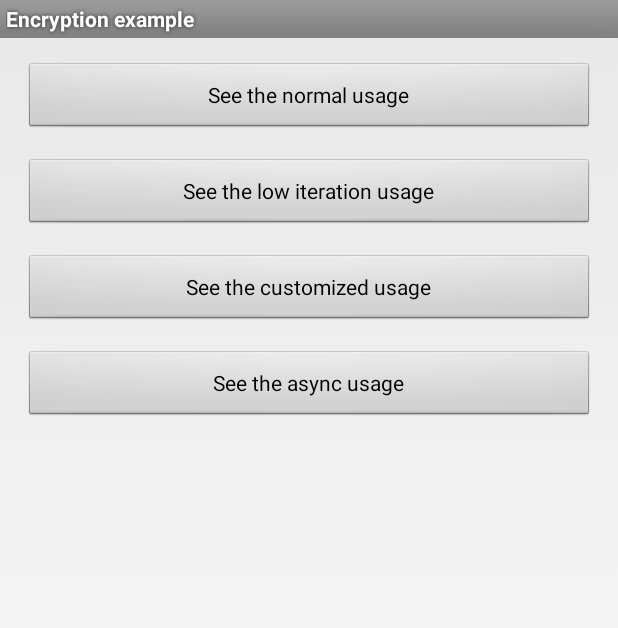
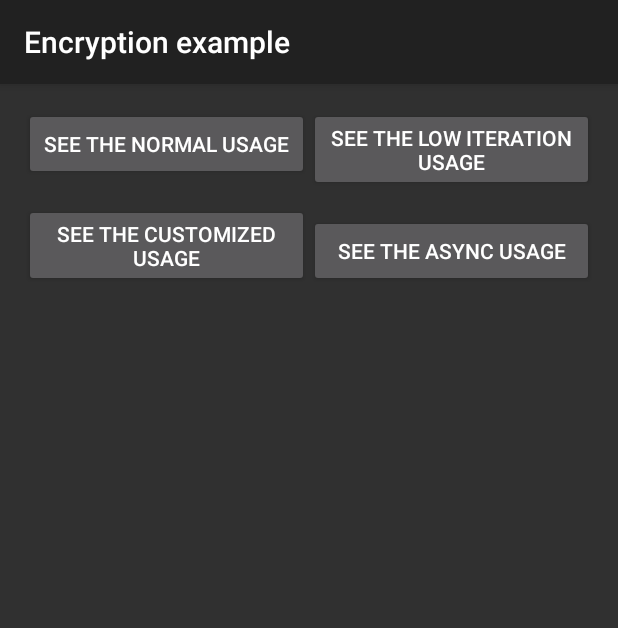
Before and after one commit to simbiose/Encryption, an Android app: the screen it shows after launch (MainActivity), on a phone screen of 412 x 824 dp. Shown: the top 628 px of the screen. Run offline under Robolectric (Android 15) with nearby library versions, the phone set to English and light mode, and no system bars; libraries missing offline, so code that uses them is left out: third.part.android; 3 statements that could not run were skipped.

Commit message:
Use App Compat to improve android sample appearence

```diff
--- a/Examples/Android/app/build.gradle
+++ b/Examples/Android/app/build.gradle
@@ -7,10 +7,12 @@ android {
 
     defaultConfig {
         minSdkVersion 9
+        targetSdkVersion 23
     }
 
 }
 
 dependencies {
+    compile 'com.android.support:appcompat-v7:23.3.0'
     compile 'com.github.simbiose:Encryption:36f942b9c2'
 }
--- a/Examples/Android/app/src/main/AndroidManifest.xml
+++ b/Examples/Android/app/src/main/AndroidManifest.xml
@@ -8,7 +8,7 @@
         android:allowBackup="true"
         android:icon="@mipmap/ic_launcher"
         android:label="@string/app_name"
-        android:theme="@android:style/Theme.Light"
+        android:theme="@style/Theme.AppCompat"
         tools:ignore="GoogleAppIndexingWarning">
         <activity
             android:name=".MainActivity"
--- a/Examples/Android/app/src/main/java/se/simbio/encryption/MainActivity.java
+++ b/Examples/Android/app/src/main/java/se/simbio/encryption/MainActivity.java
@@ -1,7 +1,7 @@
 package se.simbio.encryption;
 
-import android.app.Activity;
 import android.os.Bundle;
+import android.support.v7.app.AppCompatActivity;
 import android.text.method.ScrollingMovementMethod;
 import android.util.Log;
 import android.view.View;
@@ -14,7 +14,7 @@ import third.part.android.util.Base64;
 /**
  * each click listener is an example of Encryption
  */
-public final class MainActivity extends Activity {
+public final class MainActivity extends AppCompatActivity {
 
     private static final String TAG = "Encryption";
 
@@ -30,7 +30,9 @@ public final class MainActivity extends Activity {
         interceptLog();
 
         // the Normal Usage
-        findViewById(R.id.usage_normal).setOnClickListener(new View.OnClickListener() {
+        View view = findViewById(R.id.usage_normal);
+        assert view != null;
+        view.setOnClickListener(new View.OnClickListener() {
             @Override
             public void onClick(View v) {
                 log("---- Normal Usage ---------------------------------------------------");
@@ -57,7 +59,9 @@ public final class MainActivity extends Activity {
         });
 
         // the Normal Usage
-        findViewById(R.id.usage_low_iteration).setOnClickListener(new View.OnClickListener() {
+        view = findViewById(R.id.usage_low_iteration);
+        assert view != null;
+        view.setOnClickListener(new View.OnClickListener() {
             @Override
             public void onClick(View v) {
                 log("---- Low Iteration Usage --------------------------------------------");
@@ -84,7 +88,9 @@ public final class MainActivity extends Activity {
         });
 
         // a Customized Usage
-        findViewById(R.id.usage_customized).setOnClickListener(new View.OnClickListener() {
+        view = findViewById(R.id.usage_customized);
+        assert view != null;
+        view.setOnClickListener(new View.OnClickListener() {
             @Override
             public void onClick(View v) {
                 log("---- Customized Usage -----------------------------------------------");
@@ -126,7 +132,9 @@ public final class MainActivity extends Activity {
         });
 
         // an Async Usage
-        findViewById(R.id.usage_async).setOnClickListener(new View.OnClickListener() {
+        view = findViewById(R.id.usage_async);
+        assert view != null;
+        view.setOnClickListener(new View.OnClickListener() {
             @Override
             public void onClick(View v) {
                 log("---- Async Usage ----------------------------------------------------");
--- a/Examples/Android/app/src/main/res/layout/activity_main.xml
+++ b/Examples/Android/app/src/main/res/layout/activity_main.xml
@@ -1,4 +1,4 @@
-<LinearLayout
+<RelativeLayout
     xmlns:android="http://schemas.android.com/apk/res/android"
     android:layout_width="match_parent"
     android:layout_height="match_parent"
@@ -8,38 +8,55 @@
     android:paddingRight="16dp"
     android:paddingTop="16dp">
 
+    <View
+        android:id="@+id/anchor"
+        android:layout_width="0dp"
+        android:layout_height="0dp"
+        android:layout_centerHorizontal="true"/>
+
     <Button
         android:id="@+id/usage_normal"
-        android:layout_width="match_parent"
+        android:layout_width="wrap_content"
         android:layout_height="wrap_content"
+        android:layout_alignParentLeft="true"
         android:layout_marginBottom="16dp"
+        android:layout_toLeftOf="@+id/anchor"
         android:text="@string/usage_normal"/>
 
     <Button
         android:id="@+id/usage_low_iteration"
         android:layout_width="match_parent"
         android:layout_height="wrap_content"
+        android:layout_alignParentRight="true"
         android:layout_marginBottom="16dp"
+        android:layout_toRightOf="@+id/anchor"
         android:text="@string/usage_low_iteration"/>
 
     <Button
         android:id="@+id/usage_customized"
         android:layout_width="match_parent"
         android:layout_height="wrap_content"
+        android:layout_alignParentLeft="true"
+        android:layout_below="@+id/usage_normal"
         android:layout_marginBottom="16dp"
+        android:layout_toLeftOf="@+id/anchor"
         android:text="@string/usage_customized"/>
 
     <Button
         android:id="@+id/usage_async"
         android:layout_width="match_parent"
         android:layout_height="wrap_content"
+        android:layout_alignParentRight="true"
+        android:layout_below="@+id/usage_low_iteration"
         android:layout_marginBottom="16dp"
+        android:layout_toRightOf="@+id/anchor"
         android:text="@string/usage_async"/>
 
     <TextView
         android:id="@+id/log_textView"
         android:layout_width="match_parent"
         android:layout_height="match_parent"
+        android:layout_below="@id/usage_customized"
         android:scrollbars="vertical"/>
 
-</LinearLayout>
+</RelativeLayout>
```
